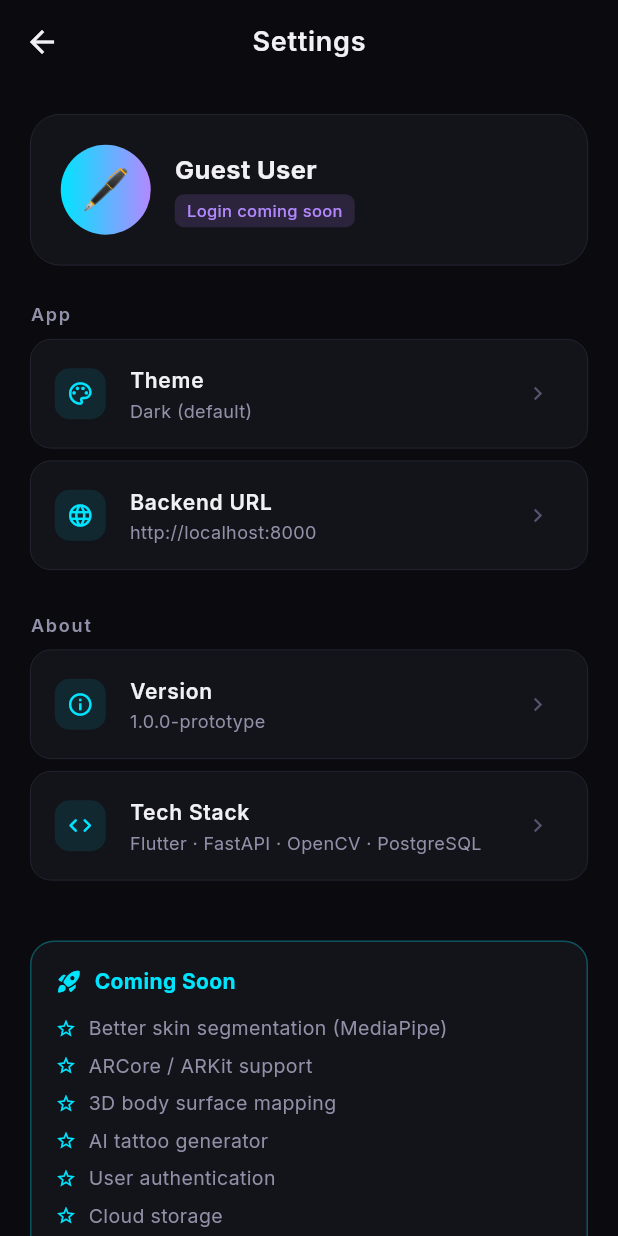
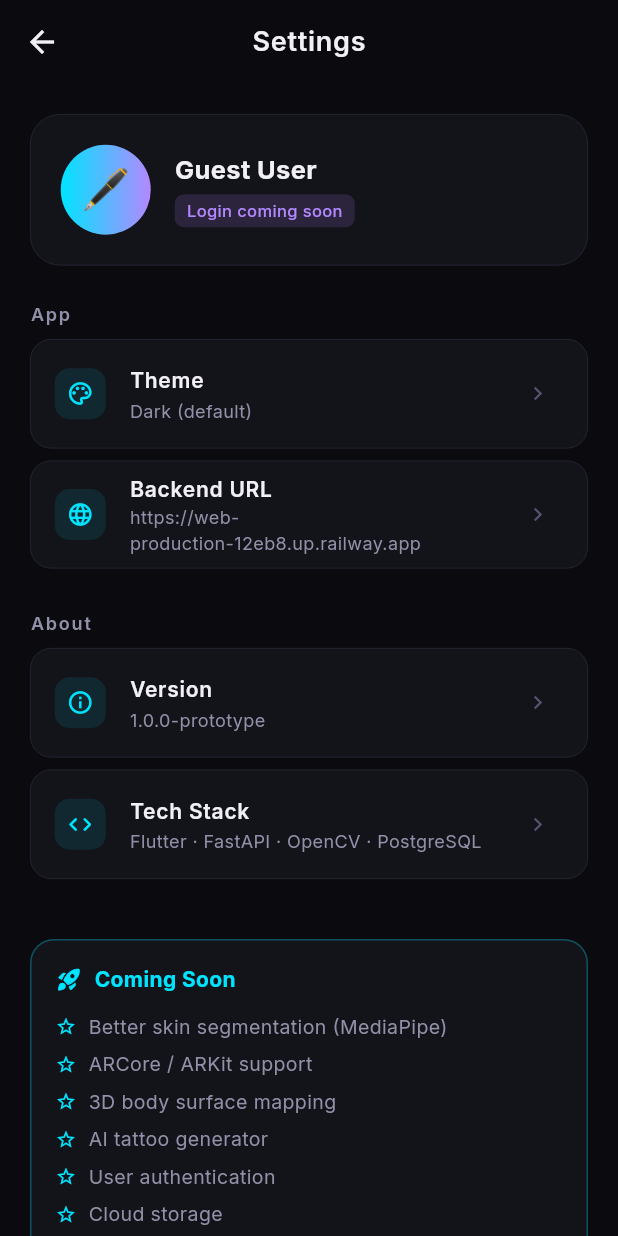
Before and after one commit to TharunM2925/tryons, a Flutter app: the SettingsScreen screen opened by its route, on a phone screen of 412 x 824 dp. Run offline on Flutter 3.47's test engine with Material 3 defaults, Android fonts, the phone set to English and light mode, and no system bars; our stand-ins replace camera, dio, google_fonts, image_picker; missing offline and left inert: file_saver.

Commit message:
fix: switch to production railway backend URL

```diff
--- a/frontend/lib/core/constants/app_constants.dart
+++ b/frontend/lib/core/constants/app_constants.dart
@@ -1,9 +1,8 @@
 /// App-wide constants for InkVision AI.
 class AppConstants {
   // ── API ────────────────────────────────────────────────────────────────
-  static const String baseUrl = 'http://localhost:8000';
-  // static const String baseUrl = 'https://web-production-12eb8.up.railway.app';
-  // For Android Emulator use: static const String baseUrl = 'http://10.0.2.2:8000';
+  // static const String baseUrl = 'http://localhost:8000';
+  static const String baseUrl = 'https://web-production-12eb8.up.railway.app';
   // For Android Emulator use: static const String baseUrl = 'http://10.0.2.2:8000';
 
   static const Duration connectTimeout = Duration(seconds: 15);
```
